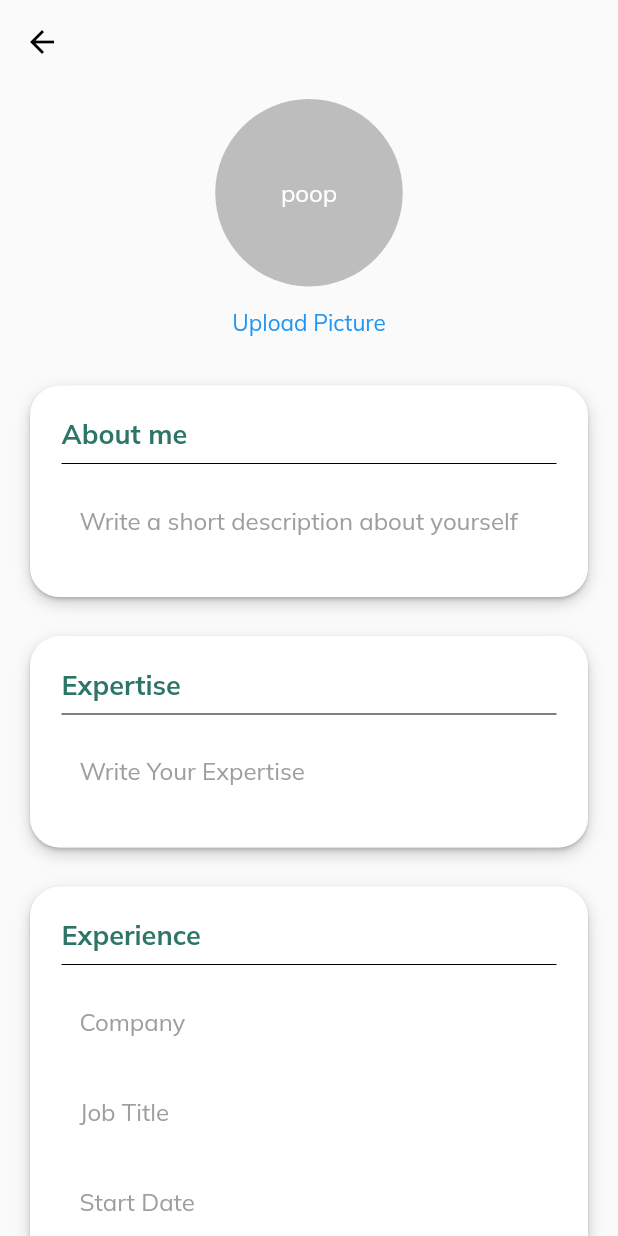
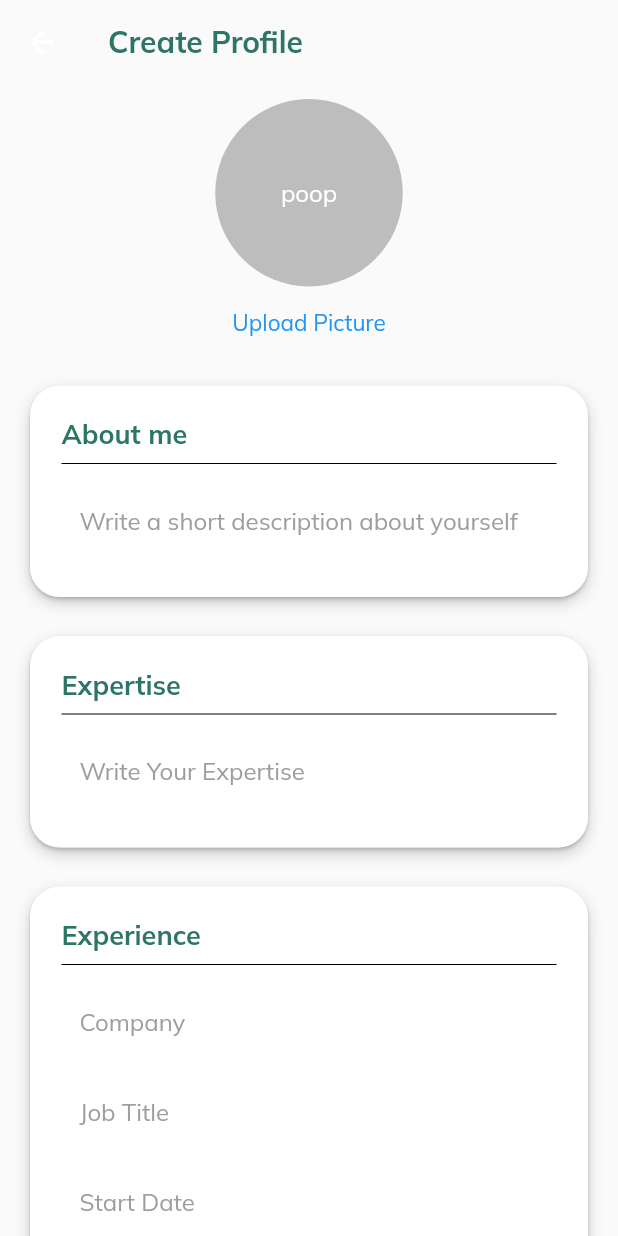
Before and after one commit to yousaf530/Helpex_App, a Flutter app: the CreateProfile screen opened directly with empty values, on a phone screen of 412 x 824 dp. Run offline on Flutter 3.47's test engine with Material 2 defaults, Android fonts, the phone set to English and light mode, and no system bars; drawn by our look-alikes of date_field; our stand-ins replace cloud_firestore, email_validator, firebase_auth, firebase_core, flutter_signin_button, google_fonts and 2 more; accounts and stored records are empty.

Commit message:
create advisor data changes

```diff
--- a/helpex/lib/screens/Advisor/create_profile.dart
+++ b/helpex/lib/screens/Advisor/create_profile.dart
@@ -35,19 +35,13 @@ class _CreateProfileState extends State<CreateProfile> {
   Widget build(BuildContext context) {
     return Scaffold(
       appBar: AppBar(
-        leading: BackButton(
-          color: Colors.black,
-          onPressed: () {
-            Navigator.pop(context);
-          },
-        ),
         title: Text(
-          widget.uid,
+          "Create Profile",
           style: GoogleFonts.mulish(
             textStyle: TextStyle(
               color: Color(0xff2D7567),
               fontWeight: FontWeight.bold,
-              fontSize: 18,
+              fontSize: 20,
             ),
           ),
         ),
@@ -912,6 +906,7 @@ class _CreateProfileState extends State<CreateProfile> {
                           TextFormField(
                             validator: (value) =>
                                 value!.isEmpty ? 'Required' : null,
+                            keyboardType: TextInputType.number,
                             decoration: InputDecoration(
                               hintText: "Price",
                               hintStyle: GoogleFonts.mulish(
@@ -980,6 +975,7 @@ class _CreateProfileState extends State<CreateProfile> {
                                           uid: widget.uid,
                                           ratesTime: ratesTime,
                                           userExperience: userExperience);
+                                  print(widget.uid);
                                   //store data to class and firebase firestore
                                   //db.collection("Users").doc(User.uid);
                                 }
```
Also changed, not shown: helpex/lib/services/create_advisor_data.dart (+16 -4 lines).
